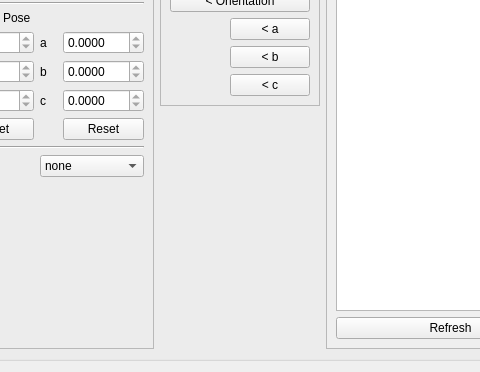
Qt form frame_editor/src/frame_editor/FrameEditorGUI.ui (ipa320/rqt_frame_editor_plugin) before a commit; both pictures show x 450 to 930 and y 326 to 698 of the 1048 by 698 pixel window.
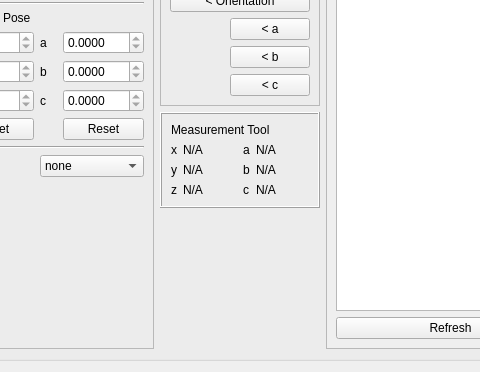
The same form after that commit. Icons and pictures are not drawn.

Commit message: add measurement tool

What changed in the file:
```diff
--- a/frame_editor/src/frame_editor/FrameEditorGUI.ui
+++ b/frame_editor/src/frame_editor/FrameEditorGUI.ui
@@ -854,6 +854,211 @@
             </layout>
            </widget>
           </item>
+          <item>
+           <widget class="QFrame" name="gridFrame">
+            <property name="enabled">
+             <bool>true</bool>
+            </property>
+            <property name="sizePolicy">
+             <sizepolicy hsizetype="Expanding" vsizetype="Preferred">
+              <horstretch>5</horstretch>
+              <verstretch>0</verstretch>
+             </sizepolicy>
+            </property>
+            <property name="frameShape">
+             <enum>QFrame::Box</enum>
+            </property>
+            <property name="frameShadow">
+             <enum>QFrame::Raised</enum>
+            </property>
+            <layout class="QGridLayout" name="gridLayout_3" columnstretch="0,0,0,0">
+             <property name="sizeConstraint">
+              <enum>QLayout::SetMaximumSize</enum>
+             </property>
+             <item row="1" column="1">
+              <widget class="QLabel" name="valx">
+               <property name="sizePolicy">
+                <sizepolicy hsizetype="Expanding" vsizetype="Preferred">
+                 <horstretch>2</horstretch>
+                 <verstretch>0</verstretch>
+                </sizepolicy>
+               </property>
+               <property name="text">
+                <string>N/A</string>
+               </property>
+               <property name="textInteractionFlags">
+                <set>Qt::LinksAccessibleByMouse|Qt::TextSelectableByMouse</set>
+               </property>
+              </widget>
+             </item>
+             <item row="3" column="0">
+              <widget class="QLabel" name="y">
+               <property name="sizePolicy">
+                <sizepolicy hsizetype="Preferred" vsizetype="Preferred">
+                 <horstretch>0</horstretch>
+                 <verstretch>0</verstretch>
+                </sizepolicy>
+               </property>
+               <property name="text">
+                <string>y</string>
+               </property>
+              </widget>
+             </item>
+             <item row="3" column="2">
+              <widget class="QLabel" name="b">
+               <property name="sizePolicy">
+                <sizepolicy hsizetype="Preferred" vsizetype="Preferred">
+                 <horstretch>0</horstretch>
+                 <verstretch>0</verstretch>
+                </sizepolicy>
+               </property>
+               <property name="text">
+                <string>b</string>
+               </property>
+              </widget>
+             </item>
+             <item row="3" column="1">
+              <widget class="QLabel" name="valy">
+               <property name="sizePolicy">
+                <sizepolicy hsizetype="Expanding" vsizetype="Preferred">
+                 <horstretch>2</horstretch>
+                 <verstretch>0</verstretch>
+                </sizepolicy>
+               </property>
+               <property name="text">
+                <string>N/A</string>
+               </property>
+               <property name="textInteractionFlags">
+                <set>Qt::LinksAccessibleByMouse|Qt::TextSelectableByMouse</set>
+               </property>
+              </widget>
+             </item>
+             <item row="1" column="3">
+              <widget class="QLabel" name="vala">
+               <property name="sizePolicy">
+                <sizepolicy hsizetype="Expanding" vsizetype="Preferred">
+                 <horstretch>2</horstretch>
+                 <verstretch>0</verstretch>
+                </sizepolicy>
+               </property>
+               <property name="text">
+                <string>N/A</string>
+               </property>
+               <property name="textInteractionFlags">
+                <set>Qt::LinksAccessibleByMouse|Qt::TextSelectableByMouse</set>
+               </property>
+              </widget>
+             </item>
+             <item row="3" column="3">
+              <widget class="QLabel" name="valb">
+               <property name="sizePolicy">
+                <sizepolicy hsizetype="Expanding" vsizetype="Preferred">
+                 <horstretch>2</horstretch>
+                 <verstretch>0</verstretch>
+                </sizepolicy>
+               </property>
+               <property name="text">
+                <string>N/A</string>
+               </property>
+               <property name="textInteractionFlags">
+                <set>Qt::LinksAccessibleByMouse|Qt::TextSelectableByMouse</set>
+               </property>
+              </widget>
+             </item>
+             <item row="4" column="2">
+              <widget class="QLabel" name="c">
+               <property name="sizePolicy">
+                <sizepolicy hsizetype="Preferred" vsizetype="Preferred">
+                 <horstretch>0</horstretch>
+                 <verstretch>0</verstretch>
+                </sizepolicy>
+               </property>
+               <property name="text">
+                <string>c</string>
+               </property>
+              </widget>
+             </item>
+             <item row="1" column="0">
+              <widget class="QLabel" name="x">
+               <property name="sizePolicy">
+                <sizepolicy hsizetype="Preferred" vsizetype="Preferred">
+                 <horstretch>0</horstretch>
+                 <verstretch>0</verstretch>
+                </sizepolicy>
+               </property>
+               <property name="text">
+                <string>x</string>
+               </property>
+              </widget>
+             </item>
+             <item row="4" column="0">
+              <widget class="QLabel" name="z">
+               <property name="sizePolicy">
+                <sizepolicy hsizetype="Preferred" vsizetype="Preferred">
+                 <horstretch>0</horstretch>
+                 <verstretch>0</verstretch>
+                </sizepolicy>
+               </property>
+               <property name="text">
+                <string>z</string>
+               </property>
+              </widget>
+             </item>
+             <item row="4" column="1">
+              <widget class="QLabel" name="valz">
+               <property name="sizePolicy">
+                <sizepolicy hsizetype="Expanding" vsizetype="Preferred">
+                 <horstretch>2</horstretch>
+                 <verstretch>0</verstretch>
+                </sizepolicy>
+               </property>
+               <property name="text">
+                <string>N/A</string>
+               </property>
+               <property name="textInteractionFlags">
+                <set>Qt::LinksAccessibleByMouse|Qt::TextSelectableByMouse</set>
+               </property>
+              </widget>
+             </item>
+             <item row="1" column="2">
+              <widget class="QLabel" name="a">
+               <property name="sizePolicy">
+                <sizepolicy hsizetype="Preferred" vsizetype="Preferred">
+                 <horstretch>0</horstretch>
+                 <verstretch>0</verstretch>
+                </sizepolicy>
+               </property>
+               <property name="text">
+                <string>a</string>
+               </property>
+              </widget>
+             </item>
+             <item row="4" column="3">
+              <widget class="QLabel" name="valc">
+               <property name="sizePolicy">
+                <sizepolicy hsizetype="Expanding" vsizetype="Preferred">
+                 <horstretch>2</horstretch>
+                 <verstretch>0</verstretch>
+                </sizepolicy>
+               </property>
+               <property name="text">
+                <string>N/A</string>
+               </property>
+               <property name="textInteractionFlags">
+                <set>Qt::LinksAccessibleByMouse|Qt::TextSelectableByMouse</set>
+               </property>
+              </widget>
+             </item>
+             <item row="0" column="0" colspan="4">
+              <widget class="QLabel" name="label_19">
+               <property name="text">
+                <string>Measurement Tool</string>
+               </property>
+              </widget>
+             </item>
+            </layout>
+           </widget>
+          </item>
           <item>
            <spacer name="verticalSpacer_3">
             <property name="orientation">
```
The commit also changes 1 other file.
